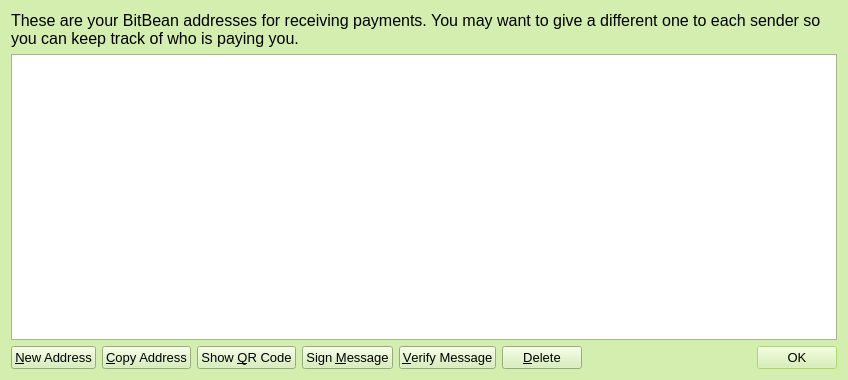
Qt form src/qt/forms/addressbookpage.ui (nokat/bitbean) before a commit.
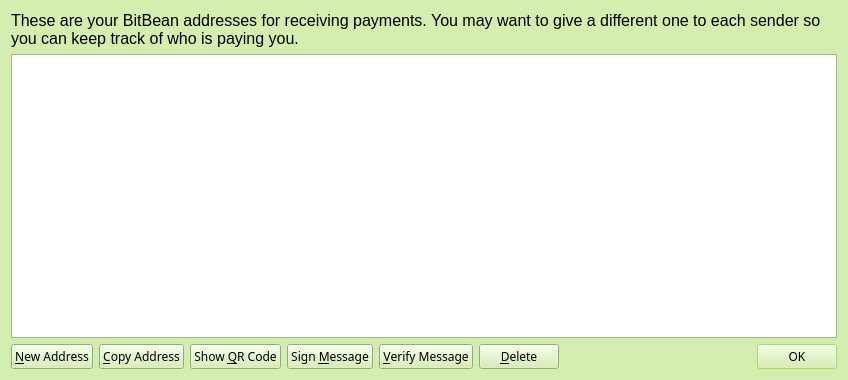
The same form after that commit. Icons and pictures are not drawn.

```diff
--- a/src/qt/forms/addressbookpage.ui
+++ b/src/qt/forms/addressbookpage.ui
@@ -239,8 +239,8 @@
       <widget class="QPushButton" name="newAddressButton">
        <property name="font">
         <font>
-         <family>Liberation Sans</family>
-         <pointsize>10</pointsize>
+         <family>Sans Serif</family>
+         <pointsize>9</pointsize>
         </font>
        </property>
        <property name="toolTip">
@@ -259,8 +259,8 @@
       <widget class="QPushButton" name="copyToClipboard">
        <property name="font">
         <font>
-         <family>Liberation Sans</family>
-         <pointsize>10</pointsize>
+         <family>Sans Serif</family>
+         <pointsize>9</pointsize>
         </font>
        </property>
        <property name="toolTip">
@@ -279,8 +279,8 @@
       <widget class="QPushButton" name="showQRCode">
        <property name="font">
         <font>
-         <family>Liberation Sans</family>
-         <pointsize>10</pointsize>
+         <family>Sans Serif</family>
+         <pointsize>9</pointsize>
         </font>
        </property>
        <property name="text">
@@ -296,8 +296,8 @@
       <widget class="QPushButton" name="signMessage">
        <property name="font">
         <font>
-         <family>Liberation Sans</family>
-         <pointsize>10</pointsize>
+         <family>Sans Serif</family>
+         <pointsize>9</pointsize>
         </font>
        </property>
        <property name="toolTip">
@@ -316,8 +316,8 @@
       <widget class="QPushButton" name="verifyMessage">
        <property name="font">
         <font>
-         <family>Liberation Sans</family>
-         <pointsize>10</pointsize>
+         <family>Sans Serif</family>
+         <pointsize>9</pointsize>
          <weight>50</weight>
          <bold>false</bold>
         </font>
@@ -338,8 +338,8 @@
       <widget class="QPushButton" name="deleteButton">
        <property name="font">
         <font>
-         <family>Liberation Sans</family>
-         <pointsize>10</pointsize>
+         <family>Sans Serif</family>
+         <pointsize>9</pointsize>
         </font>
        </property>
        <property name="toolTip">
@@ -377,8 +377,8 @@
        </property>
        <property name="font">
         <font>
-         <family>Liberation Sans</family>
-         <pointsize>10</pointsize>
+         <family>Sans Serif</family>
+         <pointsize>9</pointsize>
         </font>
        </property>
        <property name="standardButtons">
```
